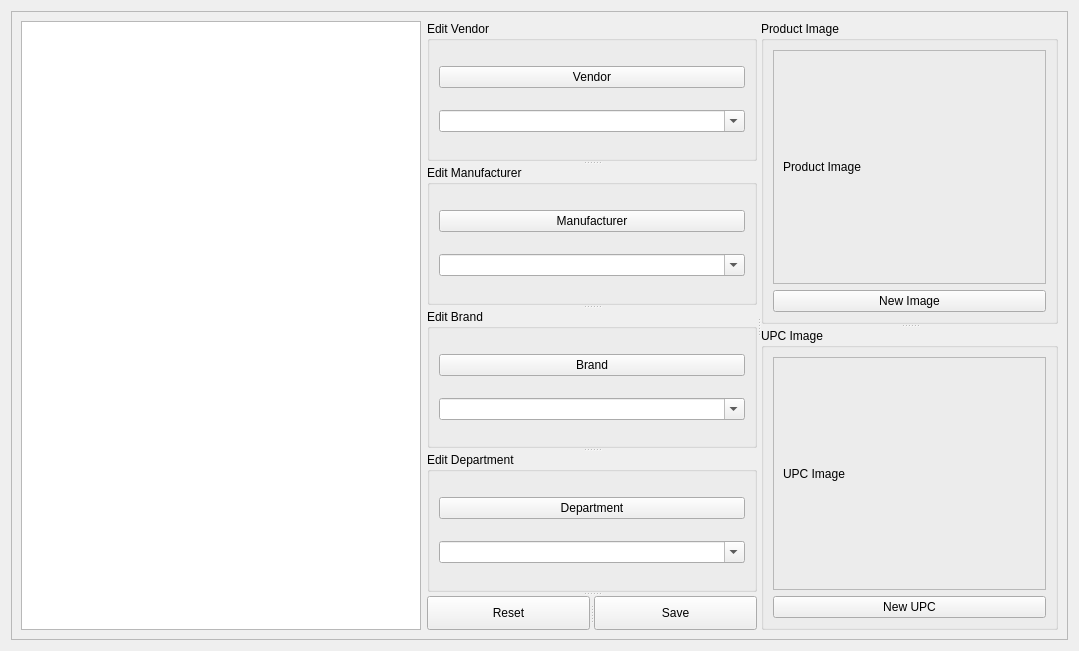
Before: the Qt Designer form admin_client/client_gui/app/EditDB/forms/EditorP.ui in deskos-xp/SaffronServer, drawn with Qt 5.
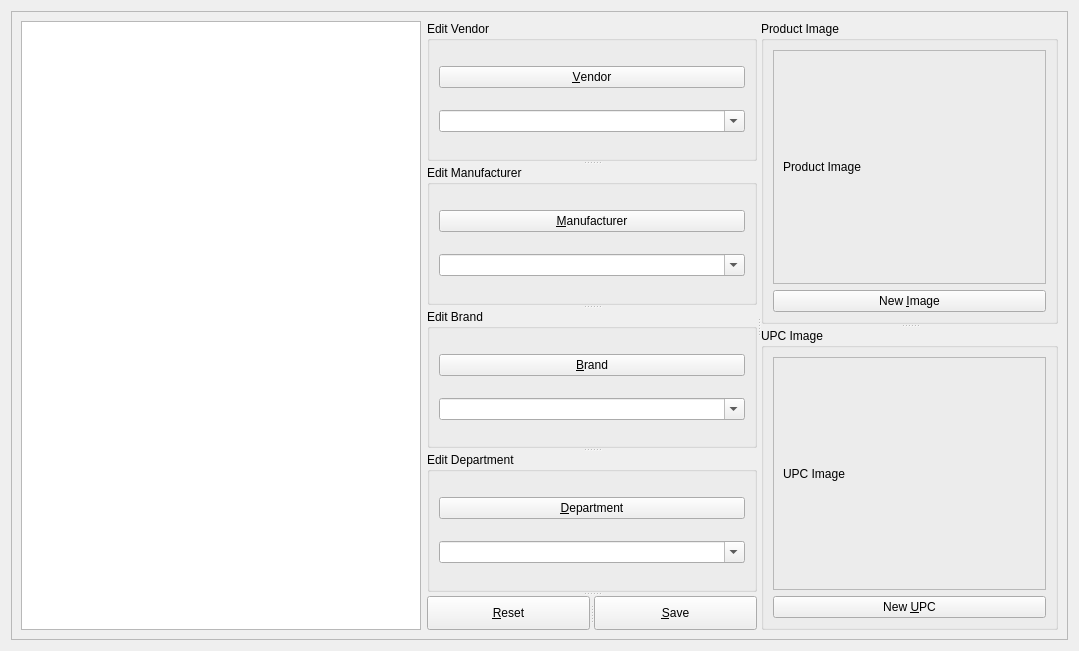
After: the same form once the commit is applied.

```diff
--- a/admin_client/client_gui/app/EditDB/forms/EditorP.ui
+++ b/admin_client/client_gui/app/EditDB/forms/EditorP.ui
@@ -72,7 +72,7 @@
                 <string/>
                </property>
                <property name="text">
-                <string>Vendor</string>
+                <string>&amp;Vendor</string>
                </property>
               </widget>
              </item>
@@ -105,7 +105,7 @@
                 <string>edit manufacturer</string>
                </property>
                <property name="text">
-                <string>Manufacturer</string>
+                <string>&amp;Manufacturer</string>
                </property>
               </widget>
              </item>
@@ -132,7 +132,7 @@
                 <string>edit brand</string>
                </property>
                <property name="text">
-                <string>Brand</string>
+                <string>&amp;Brand</string>
                </property>
               </widget>
              </item>
@@ -159,7 +159,7 @@
                 <string>edit department</string>
                </property>
                <property name="text">
-                <string>Department</string>
+                <string>&amp;Department</string>
                </property>
               </widget>
              </item>
@@ -185,7 +185,7 @@
              <string>reset all fields</string>
             </property>
             <property name="text">
-             <string>Reset</string>
+             <string>&amp;Reset</string>
             </property>
            </widget>
            <widget class="QPushButton" name="save">
@@ -193,7 +193,7 @@
              <string>save changes to database</string>
             </property>
             <property name="text">
-             <string>Save</string>
+             <string>&amp;Save</string>
             </property>
            </widget>
           </widget>
@@ -238,7 +238,7 @@
             <item row="1" column="0">
              <widget class="QPushButton" name="new_product_image">
               <property name="text">
-               <string>New Image</string>
+               <string>New &amp;Image</string>
               </property>
              </widget>
             </item>
@@ -280,7 +280,7 @@
             <item row="1" column="0">
              <widget class="QPushButton" name="new_upc_image">
               <property name="text">
-               <string>New UPC</string>
+               <string>New &amp;UPC</string>
               </property>
              </widget>
             </item>
```
